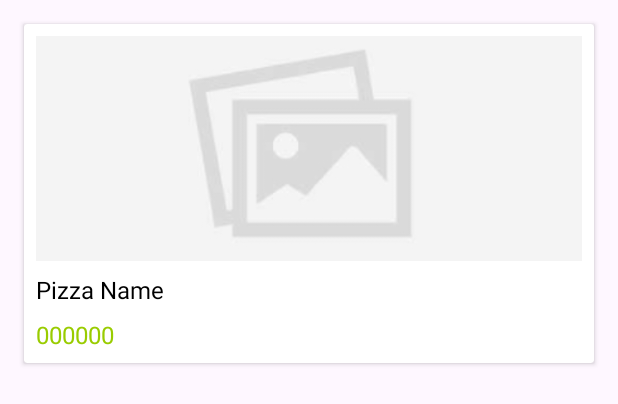
After one commit to dinodtharinda/MAD-Assessment-4, an Android app: the layout grid_item_layout.xml on its own in the app's theme, with its tools: preview values and no code run, on a phone screen of 412 x 824 dp. The commit adds this screen. Shown: the top 404 px of the screen. Run offline under Robolectric (Android 15) with nearby library versions, the phone set to English and light mode, and no system bars.

Commit message:
pizza recycle view done

```diff
--- a/app/src/main/java/com/example/mad_assessment_4/data/repositories/Repository.java
+++ b/app/src/main/java/com/example/mad_assessment_4/data/repositories/Repository.java
@@ -4,6 +4,8 @@ import android.content.Context;
 
 import com.example.mad_assessment_4.data.DB.DBHelper;
 import com.example.mad_assessment_4.data.models.Pizza;
+
+import java.util.List;
 
 public class Repository {
     private DBHelper dbHelper;
@@ -15,4 +17,8 @@ public class Repository {
     public Boolean insertPizza(Pizza pizza){
         return dbHelper.insertPizza(pizza);
     }
+
+    public List<Pizza> getAllPizzas(){
+        return dbHelper.getAllPizzas();
+    }
 }
--- /dev/null
+++ b/app/src/main/res/drawable/image_background.xml
@@ -0,0 +1,5 @@
+<!-- res/drawable/image_background.xml -->
+<shape xmlns:android="http://schemas.android.com/apk/res/android">
+    <corners android:radius="16dp"/>
+    <solid android:color="@android:color/white"/>
+</shape>
--- /dev/null
+++ b/app/src/main/res/layout/grid_item_layout.xml
@@ -0,0 +1,55 @@
+<!-- grid_item_layout.xml -->
+<LinearLayout xmlns:android="http://schemas.android.com/apk/res/android"
+    xmlns:app="http://schemas.android.com/apk/res-auto"
+    android:layout_width="match_parent"
+    android:layout_height="wrap_content"
+    android:orientation="vertical"
+    android:padding="8dp">
+
+    <androidx.cardview.widget.CardView
+        android:layout_width="match_parent"
+        android:layout_height="wrap_content"
+        android:layout_margin="8dp"
+        android:layout_gravity="center"
+
+        >
+
+        <LinearLayout
+            android:layout_width="match_parent"
+            android:layout_height="wrap_content"
+            android:orientation="vertical"
+            android:padding="8dp">
+
+            <ImageView
+                android:id="@+id/imageView"
+                android:layout_width="match_parent"
+                android:layout_height="150dp"
+                android:src="@drawable/image_placeholder"
+                android:scaleType="centerCrop"
+                android:background="@drawable/image_background"/>
+
+            <TextView
+                android:id="@+id/textViewName"
+                android:layout_width="match_parent"
+                android:layout_height="wrap_content"
+                android:textSize="16sp"
+                android:textColor="@android:color/black"
+                android:layout_marginTop="8dp"
+                android:layout_gravity="center"
+                android:text="Pizza Name"/>
+            <TextView
+                android:id="@+id/tvPrice"
+                android:layout_width="match_parent"
+                android:layout_height="wrap_content"
+                android:textSize="16sp"
+                android:textColor="@android:color/holo_green_light"
+                android:layout_marginTop="8dp"
+                android:layout_gravity="center"
+
+                android:text="000000"/>
+
+
+
+        </LinearLayout>
+    </androidx.cardview.widget.CardView>
+</LinearLayout>
```
Also changed, not shown: app/src/main/java/com/example/mad_assessment_4/adapters/MyGridAdapter.java (added, +64 -0 lines), app/src/main/java/com/example/mad_assessment_4/controllers/Controller.java (+7 -0 lines), app/src/main/java/com/example/mad_assessment_4/utils/Helper.java (+15 -0 lines), app/src/main/java/com/example/mad_assessment_4/views/PizzaHomeActivity.java (+4 -3 lines), app/src/main/java/com/example/mad_assessment_4/views/fragments/HomeFragment.java (+32 -2 lines), app/src/main/res/layout/fragment_home.xml (+6 -5 lines).
